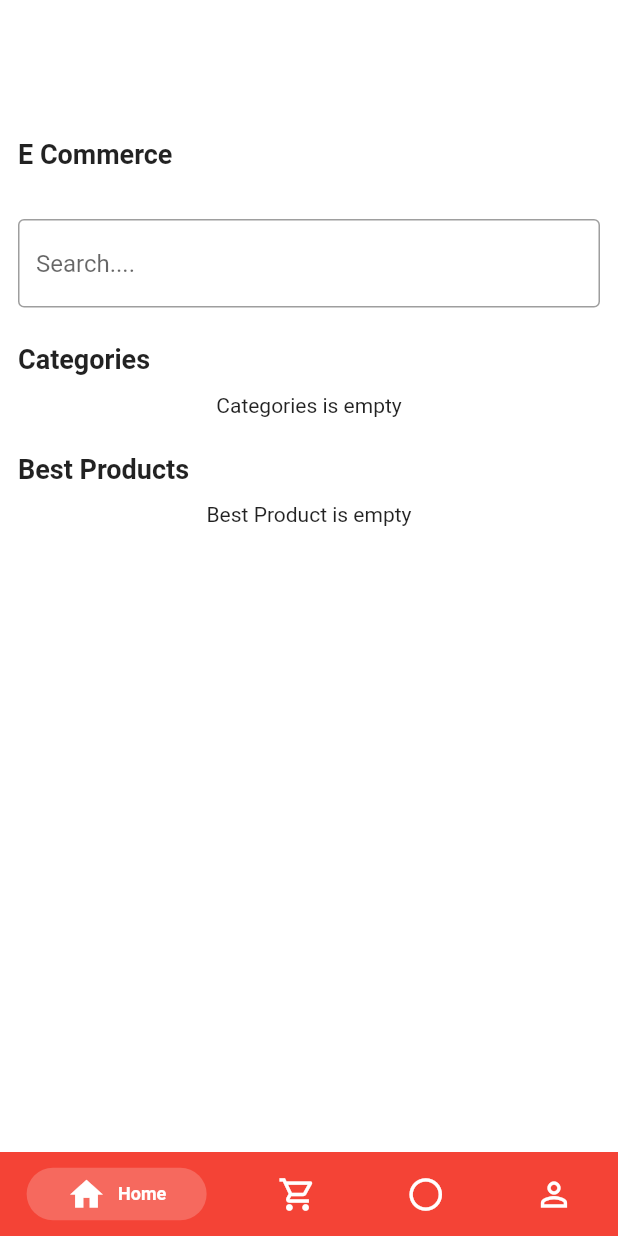
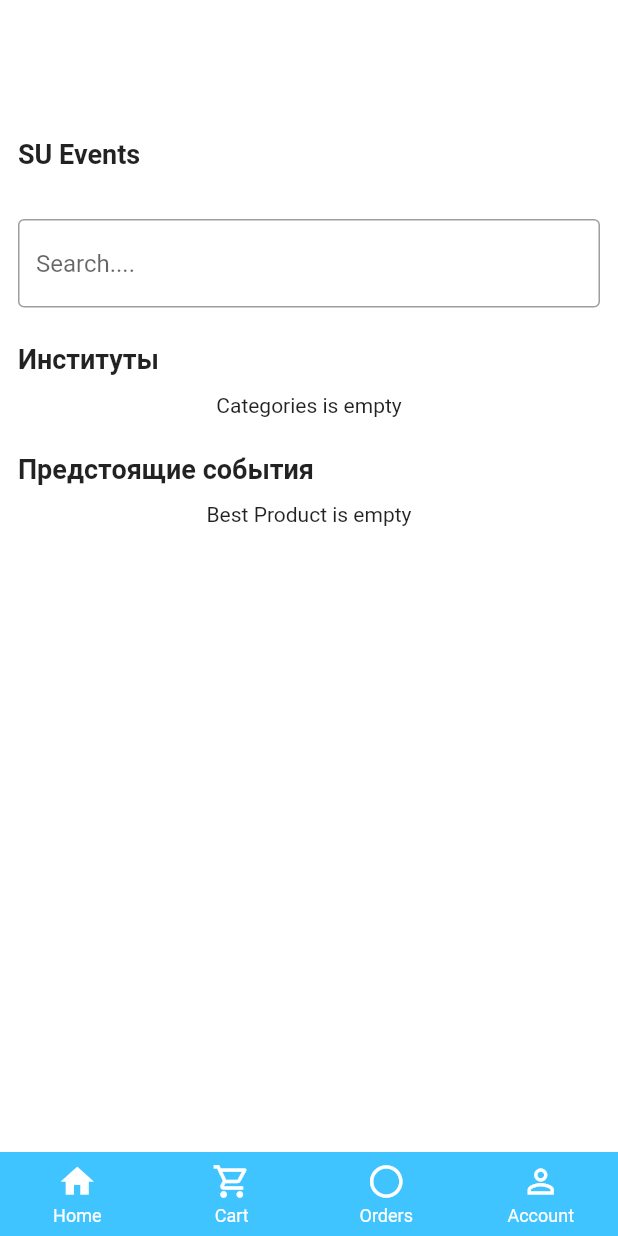
Before and after one commit to Nurkhadis/suconference, a Flutter app: the screen it shows once a user with an empty profile is signed in, on a phone screen of 412 x 824 dp. Run offline on Flutter 3.47's test engine with Material 2 defaults, Android fonts, the phone set to English and light mode, and no system bars; drawn by our look-alikes of persistent_bottom_nav_bar; our stand-ins replace cloud_firestore, firebase_auth, firebase_core, firebase_messaging, firebase_storage, fluttertoast and 1 more; missing offline and left inert: flutter_stripe; accounts and stored records are empty.

Commit message:
Поменял цвет

```diff
--- a/lib/constants/theme.dart
+++ b/lib/constants/theme.dart
@@ -2,15 +2,15 @@ import 'package:flutter/material.dart';
 
 ThemeData themeData = ThemeData(
   scaffoldBackgroundColor: Colors.white,
-  primaryColor: Colors.red,
+  primaryColor: Colors.lightBlueAccent,
   outlinedButtonTheme: OutlinedButtonThemeData(
       style: OutlinedButton.styleFrom(
-          foregroundColor: Colors.red,
+          foregroundColor: Colors.lightBlueAccent,
           textStyle: const TextStyle(
-            color: Colors.red,
+            color: Colors.lightBlueAccent,
           ),
-          side: const BorderSide(color: Colors.red, width: 1.7),
-          disabledForegroundColor: Colors.red.withOpacity(0.38))),
+          side: const BorderSide(color: Colors.lightBlueAccent, width: 1.7),
+          disabledForegroundColor: Colors.lightBlueAccent.withOpacity(0.38))),
   inputDecorationTheme: InputDecorationTheme(
     border: outlineInputBorder,
     errorBorder: outlineInputBorder,
@@ -22,15 +22,15 @@ ThemeData themeData = ThemeData(
   ),
   elevatedButtonTheme: ElevatedButtonThemeData(
     style: ElevatedButton.styleFrom(
-      backgroundColor: Colors.red,
+      backgroundColor: Colors.lightBlueAccent,
       textStyle: const TextStyle(
         fontSize: 18.0,
       ),
       disabledBackgroundColor: Colors.grey,
     ),
   ),
-  primarySwatch:Colors.red ,
-  canvasColor:  Colors.red,
+  primarySwatch:Colors.blue ,
+  canvasColor:  Colors.lightBlueAccent,
   appBarTheme: const AppBarTheme(
     backgroundColor: Colors.white,
     elevation: 0.0,
--- a/lib/screens/custom_bottom_bar/custom_bottom_bar.dart
+++ b/lib/screens/custom_bottom_bar/custom_bottom_bar.dart
@@ -82,7 +82,7 @@ class _CustomBottomBarState extends State<CustomBottomBar> {
             animateTabTransition: true,
           ),
           navBarStyle:
-              NavBarStyle.style1, // Choose the nav bar style with this property
+              NavBarStyle.style6, // Choose the nav bar style with this property
         ),
       );
 }
--- a/lib/screens/home/home.dart
+++ b/lib/screens/home/home.dart
@@ -78,7 +78,7 @@ class _HomeState extends State<Home> {
                     child: Column(
                       crossAxisAlignment: CrossAxisAlignment.start,
                       children: [
-                        const TopTitles(subtitle: "", title: "E Commerce"),
+                        const TopTitles(subtitle: "", title: "SU Events"),
                         TextFormField(
                           controller: search,
                           onChanged: (String value) {
@@ -91,7 +91,7 @@ class _HomeState extends State<Home> {
                           height: 24.0,
                         ),
                         const Text(
-                          "Categories",
+                          "Институты",
                           style: TextStyle(
                             fontSize: 18.0,
                             fontWeight: FontWeight.bold,
@@ -145,7 +145,7 @@ class _HomeState extends State<Home> {
                       ? const Padding(
                           padding: EdgeInsets.only(top: 12.0, left: 12.0),
                           child: Text(
-                            "Best Products",
+                            "Предстоящие события",
                             style: TextStyle(
                               fontSize: 18.0,
                               fontWeight: FontWeight.bold,
@@ -173,7 +173,7 @@ class _HomeState extends State<Home> {
                                           mainAxisSpacing: 20,
                                           crossAxisSpacing: 20,
                                           childAspectRatio: 0.7,
-                                          crossAxisCount: 2),
+                                          crossAxisCount: 1),
                                   itemBuilder: (ctx, index) {
                                     ProductModel singleProduct =
                                         searchList[index];
@@ -204,7 +204,7 @@ class _HomeState extends State<Home> {
                                             ),
                                           ),
                                           Text(
-                                              "Price: \$${singleProduct.price}"),
+                                              "Дата и время: ${singleProduct.price}"),
                                           const SizedBox(
                                             height: 30.0,
                                           ),
@@ -220,7 +220,7 @@ class _HomeState extends State<Home> {
                                                     context: context);
                                               },
                                               child: const Text(
-                                                "Buy",
+                                                "Участвовать",
                                               ),
                                             ),
                                           ),
@@ -246,7 +246,7 @@ class _HomeState extends State<Home> {
                                               mainAxisSpacing: 20,
                                               crossAxisSpacing: 20,
                                               childAspectRatio: 0.7,
-                                              crossAxisCount: 2),
+                                              crossAxisCount: 1),
                                       itemBuilder: (ctx, index) {
                                         ProductModel singleProduct =
                                             productModelList[index];
@@ -293,7 +293,7 @@ class _HomeState extends State<Home> {
                                                         context: context);
                                                   },
                                                   child: const Text(
-                                                    "Buy",
+                                                    "Участвовать",
                                                   ),
                                                 ),
                                               ),
```
